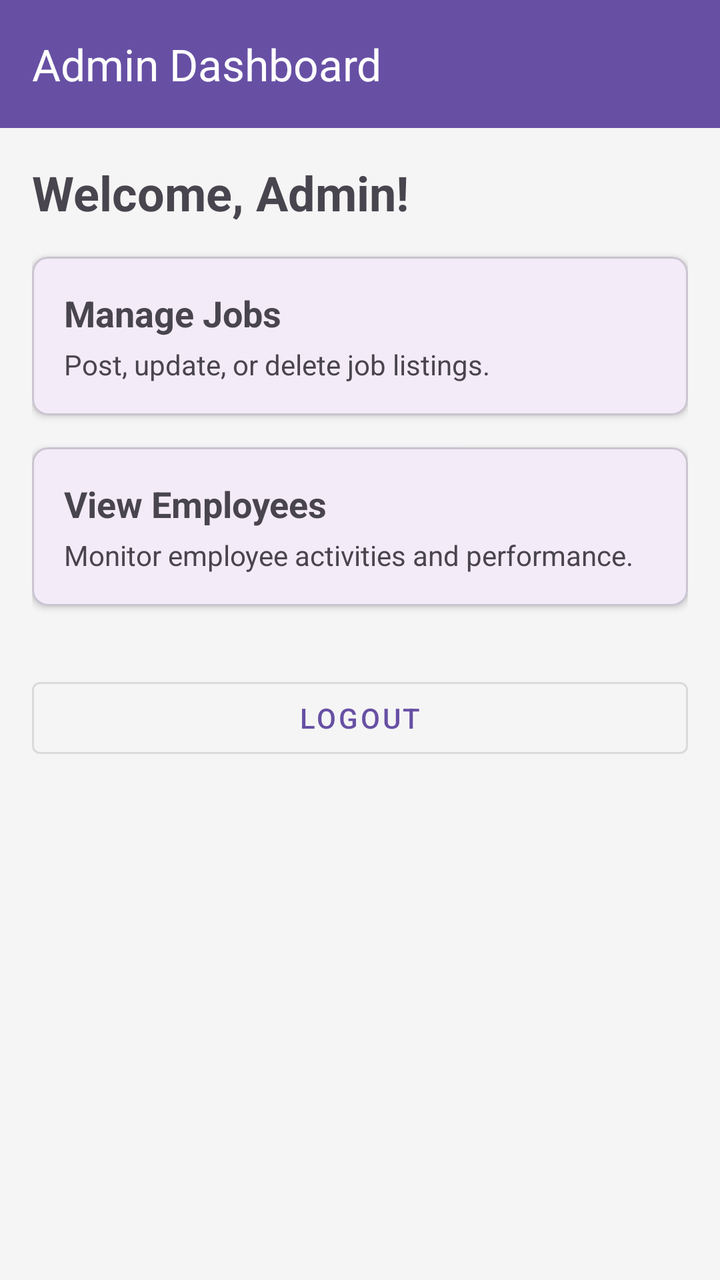
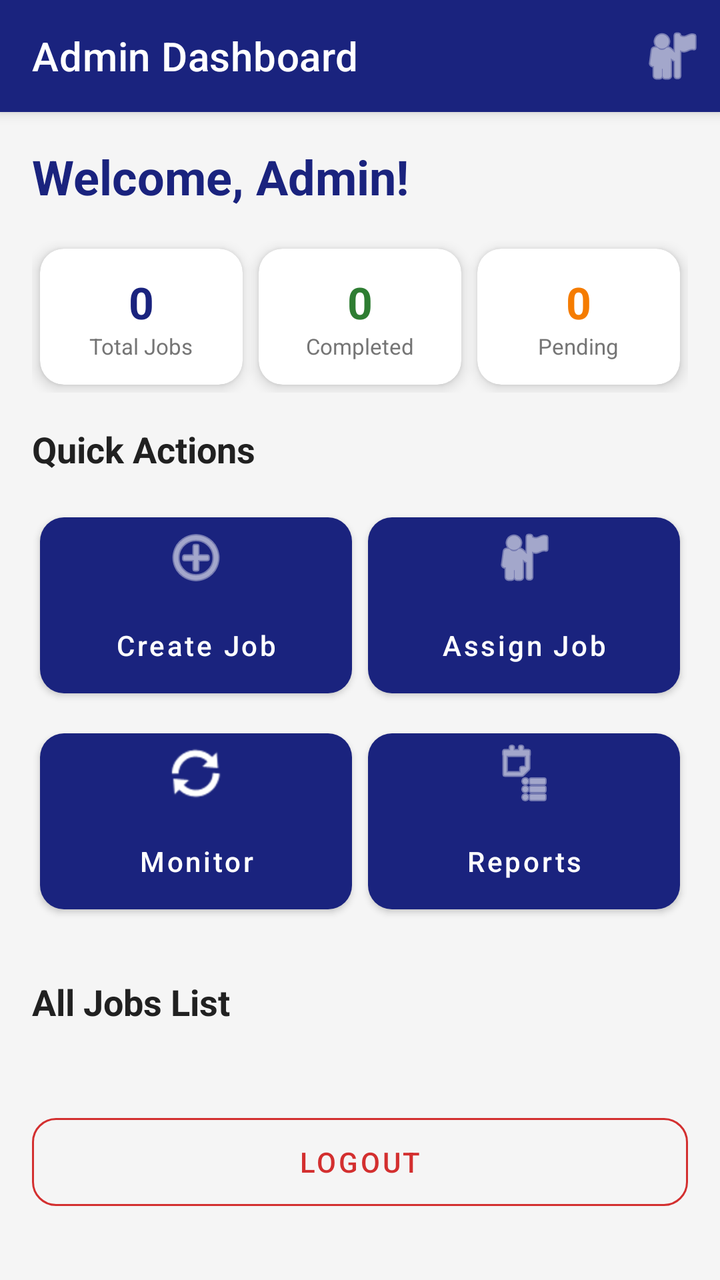

The first picture is an Android layout as it rendered before a commit; the second is the same layout after the commit. The layout source and the unified diff follow.
<!-- AndroidManifest.xml: application theme Theme.JobManagementSystem -->
<!-- res/layout/activity_admin_dashboard.xml -->
<?xml version="1.0" encoding="utf-8"?>
<androidx.coordinatorlayout.widget.CoordinatorLayout xmlns:android="http://schemas.android.com/apk/res/android"
    xmlns:app="http://schemas.android.com/apk/res-auto"
    android:layout_width="match_parent"
    android:layout_height="match_parent"
    android:background="#F5F5F5">

    <com.google.android.material.appbar.AppBarLayout
        android:layout_width="match_parent"
        android:layout_height="wrap_content">

        <com.google.android.material.appbar.MaterialToolbar
            android:id="@+id/toolbar"
            android:layout_width="match_parent"
            android:layout_height="?attr/actionBarSize"
            android:background="?attr/colorPrimary"
            app:title="Admin Dashboard"
            app:titleTextColor="@color/white" />

    </com.google.android.material.appbar.AppBarLayout>

    <LinearLayout
        android:layout_width="match_parent"
        android:layout_height="match_parent"
        android:orientation="vertical"
        android:padding="16dp"
        app:layout_behavior="@string/appbar_scrolling_view_behavior">

        <TextView
            android:layout_width="wrap_content"
            android:layout_height="wrap_content"
            android:text="Welcome, Admin!"
            android:textSize="24sp"
            android:textStyle="bold"
            android:layout_marginBottom="16dp" />

        <com.google.android.material.card.MaterialCardView
            android:layout_width="match_parent"
            android:layout_height="wrap_content"
            app:cardCornerRadius="8dp"
            app:cardElevation="2dp"
            android:layout_marginBottom="16dp">
            <LinearLayout
                android:layout_width="match_parent"
                android:layout_height="wrap_content"
                android:orientation="vertical"
                android:padding="16dp">
                <TextView
                    android:layout_width="wrap_content"
                    android:layout_height="wrap_content"
                    android:text="Manage Jobs"
                    android:textSize="18sp"
                    android:textStyle="bold" />
                <TextView
                    android:layout_width="wrap_content"
                    android:layout_height="wrap_content"
                    android:text="Post, update, or delete job listings."
                    android:layout_marginTop="4dp" />
            </LinearLayout>
        </com.google.android.material.card.MaterialCardView>

        <com.google.android.material.card.MaterialCardView
            android:layout_width="match_parent"
            android:layout_height="wrap_content"
            app:cardCornerRadius="8dp"
            app:cardElevation="2dp"
            android:layout_marginBottom="16dp">
            <LinearLayout
                android:layout_width="match_parent"
                android:layout_height="wrap_content"
                android:orientation="vertical"
                android:padding="16dp">
                <TextView
                    android:layout_width="wrap_content"
                    android:layout_height="wrap_content"
                    android:text="View Employees"
                    android:textSize="18sp"
                    android:textStyle="bold" />
                <TextView
                    android:layout_width="wrap_content"
                    android:layout_height="wrap_content"
                    android:text="Monitor employee activities and performance."
                    android:layout_marginTop="4dp" />
            </LinearLayout>
        </com.google.android.material.card.MaterialCardView>

        <com.google.android.material.button.MaterialButton
            android:id="@+id/btnLogoutAdmin"
            style="@style/Widget.MaterialComponents.Button.OutlinedButton"
            android:layout_width="match_parent"
            android:layout_height="wrap_content"
            android:text="Logout"
            android:layout_marginTop="16dp" />

    </LinearLayout>

</androidx.coordinatorlayout.widget.CoordinatorLayout>
<!-- resources referenced by this layout -->
<resources>
  <color name="white">#FFFFFFFF</color>
  <style name="Theme.JobManagementSystem" parent="Base.Theme.JobManagementSystem" />
  <style name="Base.Theme.JobManagementSystem" parent="Theme.Material3.DayNight.NoActionBar">
          
          
      </style>
</resources>

<!-- the commit's change to res/layout/activity_admin_dashboard.xml (unified diff, before → after) -->
@@ -1,9 +1,10 @@
 <?xml version="1.0" encoding="utf-8"?>
 <androidx.coordinatorlayout.widget.CoordinatorLayout xmlns:android="http://schemas.android.com/apk/res/android"
     xmlns:app="http://schemas.android.com/apk/res-auto"
+    xmlns:tools="http://schemas.android.com/tools"
     android:layout_width="match_parent"
     android:layout_height="match_parent"
-    android:background="#F5F5F5">
+    android:background="@color/background_light">
 
     <com.google.android.material.appbar.AppBarLayout
         android:layout_width="match_parent"
@@ -13,85 +14,429 @@
             android:id="@+id/toolbar"
             android:layout_width="match_parent"
             android:layout_height="?attr/actionBarSize"
-            android:background="?attr/colorPrimary"
+            android:background="@color/primary_blue"
             app:title="Admin Dashboard"
-            app:titleTextColor="@color/white" />
+            app:titleTextColor="@color/white">
+            <ImageButton
+                android:id="@+id/btnAdminProfile"
+                android:layout_width="48dp"
+                android:layout_height="48dp"
+                android:layout_gravity="end"
+                android:background="?attr/selectableItemBackgroundBorderless"
+                android:src="@android:drawable/ic_menu_myplaces"
+                app:tint="@color/white"
+                android:contentDescription="Profile" />
+        </com.google.android.material.appbar.MaterialToolbar>
 
     </com.google.android.material.appbar.AppBarLayout>
+
+    <androidx.core.widget.NestedScrollView
+        android:layout_width="match_parent"
+        android:layout_height="match_parent"
+        app:layout_behavior="@string/appbar_scrolling_view_behavior">
+
+        <LinearLayout
+            android:layout_width="match_parent"
+            android:layout_height="wrap_content"
+            android:orientation="vertical"
+            android:padding="16dp">
+
+            <TextView
+                android:layout_width="wrap_content"
+                android:layout_height="wrap_content"
+                android:text="Welcome, Admin!"
+                android:textSize="24sp"
+                android:textStyle="bold"
+                android:textColor="@color/primary_blue"
+                android:layout_marginBottom="16dp" />
+
+            
+            <GridLayout
+                android:layout_width="match_parent"
+                android:layout_height="wrap_content"
+                android:columnCount="3"
+                android:alignmentMode="alignMargins"
+                android:layout_marginBottom="16dp">
+
+                <com.google.android.material.card.MaterialCardView
+                    android:layout_width="0dp"
+                    android:layout_height="wrap_content"
+                    android:layout_columnWeight="1"
+                    android:layout_margin="4dp"
+                    app:cardCornerRadius="12dp"
+                    app:cardElevation="4dp"
+                    app:cardBackgroundColor="@color/white">
+                    <LinearLayout
+                        android:layout_width="match_parent"
+                        android:layout_height="wrap_content"
+                        android:orientation="vertical"
+                        android:padding="12dp"
+                        android:gravity="center">
+                        <TextView
+                            android:id="@+id/tvTotalJobsCount"
+                            android:layout_width="wrap_content"
+                            android:layout_height="wrap_content"
+                            android:text="0"
+                            android:textSize="22sp"
+                            android:textStyle="bold"
+                            android:textColor="@color/primary_blue" />
+                        <TextView
+                            android:layout_width="wrap_content"
+                            android:layout_height="wrap_content"
+                            android:text="Total Jobs"
+                            android:textSize="11sp"
+                            android:textColor="@color/text_secondary" />
+                    </LinearLayout>
+                </com.google.android.material.card.MaterialCardView>
+
+                <com.google.android.material.card.MaterialCardView
+                    android:layout_width="0dp"
+                    android:layout_height="wrap_content"
+                    android:layout_columnWeight="1"
+                    android:layout_margin="4dp"
+                    app:cardCornerRadius="12dp"
+                    app:cardElevation="4dp"
+                    app:cardBackgroundColor="@color/white">
+                    <LinearLayout
+                        android:layout_width="match_parent"
+                        android:layout_height="wrap_content"
+                        android:orientation="vertical"
+                        android:padding="12dp"
+                        android:gravity="center">
+                        <TextView
+                            android:id="@+id/tvCompletedJobsCount"
+                            android:layout_width="wrap_content"
+                            android:layout_height="wrap_content"
+                            android:text="0"
+                            android:textSize="22sp"
+                            android:textStyle="bold"
+                            android:textColor="#2E7D32" />
+                        <TextView
+                            android:layout_width="wrap_content"
+                            android:layout_height="wrap_content"
+                            android:text="Completed"
+                            android:textSize="11sp"
+                            android:textColor="@color/text_secondary" />
+                    </LinearLayout>
+                </com.google.android.material.card.MaterialCardView>
+
+                <com.google.android.material.card.MaterialCardView
+                    android:layout_width="0dp"
+                    android:layout_height="wrap_content"
+                    android:layout_columnWeight="1"
+                    android:layout_margin="4dp"
+                    app:cardCornerRadius="12dp"
+                    app:cardElevation="4dp"
+                    app:cardBackgroundColor="@color/white">
+                    <LinearLayout
+                        android:layout_width="match_parent"
+                        android:layout_height="wrap_content"
+                        android:orientation="vertical"
+                        android:padding="12dp"
+                        android:gravity="center">
+                        <TextView
+                            android:id="@+id/tvPendingJobsCount"
+                            android:layout_width="wrap_content"
+                            android:layout_height="wrap_content"
+                            android:text="0"
+                            android:textSize="22sp"
+                            android:textStyle="bold"
+                            android:textColor="#F57C00" />
+                        <TextView
+                            android:layout_width="wrap_content"
+                            android:layout_height="wrap_content"
+                            android:text="Pending"
+                            android:textSize="11sp"
+                            android:textColor="@color/text_secondary" />
+                    </LinearLayout>
+                </com.google.android.material.card.MaterialCardView>
+
+            </GridLayout>
+
+            <TextView
+                android:layout_width="wrap_content"
+                android:layout_height="wrap_content"
+                android:text="Quick Actions"
+                android:textSize="18sp"
+                android:textStyle="bold"
+                android:textColor="@color/text_primary"
+                android:layout_marginBottom="12dp" />
+
+            
+            <GridLayout
+                android:layout_width="match_parent"
+                android:layout_height="wrap_content"
+                android:columnCount="2"
+                android:alignmentMode="alignMargins"
+                android:columnOrderPreserved="false"
+                android:layout_marginBottom="24dp">
+
+                <com.google.android.material.button.MaterialButton
+                    android:id="@+id/btnAdminCreateJob"
+                    style="@style/Widget.MaterialComponents.Button"
+                    android:layout_width="0dp"
+                    android:layout_height="100dp"
+                    android:layout_columnWeight="1"
+                    android:layout_margin="4dp"
+                    android:text="Create Job"
+                    android:textColor="@color/white"
+                    android:textAllCaps="false"
+                    app:icon="@android:drawable/ic_menu_add"
+                    app:iconGravity="top"
+                    app:cornerRadius="12dp" />
+
+                <com.google.android.material.button.MaterialButton
+                    android:id="@+id/btnAssignJob"
+                    style="@style/Widget.MaterialComponents.Button"
+                    android:layout_width="0dp"
+                    android:layout_height="100dp"
+                    android:layout_columnWeight="1"
+                    android:layout_margin="4dp"
+                    android:text="Assign Job"
+                    android:textColor="@color/white"
+                    android:textAllCaps="false"
+                    app:icon="@android:drawable/ic_menu_myplaces"
+                    app:iconGravity="top"
+                    app:cornerRadius="12dp" />
+
+                <com.google.android.material.button.MaterialButton
+                    android:id="@+id/btnMonitorProgress"
+                    style="@style/Widget.MaterialComponents.Button"
+                    android:layout_width="0dp"
+                    android:layout_height="100dp"
+                    android:layout_columnWeight="1"
+                    android:layout_margin="4dp"
+                    android:text="Monitor"
+                    android:textColor="@color/white"
+                    android:textAllCaps="false"
+                    app:icon="@android:drawable/ic_popup_sync"
+                    app:iconGravity="top"
+                    app:cornerRadius="12dp" />
+
+                <com.google.android.material.button.MaterialButton
+                    android:id="@+id/btnViewReports"
+                    style="@style/Widget.MaterialComponents.Button"
+                    android:layout_width="0dp"
+                    android:layout_height="100dp"
+                    android:layout_columnWeight="1"
+                    android:layout_margin="4dp"
+                    android:text="Reports"
+                    android:textColor="@color/white"
+                    android:textAllCaps="false"
+                    app:icon="@android:drawable/ic_menu_agenda"
+                    app:iconGravity="top"
+                    app:cornerRadius="12dp" />
+
+            </GridLayout>
+
+            <TextView
+                android:layout_width="wrap_content"
+                android:layout_height="wrap_content"
+                android:text="All Jobs List"
+                android:textSize="18sp"
+                android:textStyle="bold"
+                android:textColor="@color/text_primary"
+                android:layout_marginBottom="8dp" />
+
+            <androidx.recyclerview.widget.RecyclerView
+                android:id="@+id/rvAdminJobs"
+                android:layout_width="match_parent"
+                android:layout_height="wrap_content"
+                android:nestedScrollingEnabled="false"
+                tools:listitem="@layout/item_job" />
+
+            <com.google.android.material.button.MaterialButton
+                android:id="@+id/btnLogoutAdmin"
+                style="@style/Widget.MaterialComponents.Button.OutlinedButton"
+                android:layout_width="match_parent"
+                android:layout_height="56dp"
+                android:text="Logout"
+                android:textColor="@color/error_red"
+                android:layout_marginTop="32dp"
+                app:strokeColor="@color/error_red"
+                app:cornerRadius="12dp" />
+
+        </LinearLayout>
+    </androidx.core.widget.NestedScrollView>
+
+</androidx.coordinatorlayout.widget.CoordinatorLayout>
+<!-- res/layout/item_job.xml (included above) -->
+<?xml version="1.0" encoding="utf-8"?>
+<com.google.android.material.card.MaterialCardView xmlns:android="http://schemas.android.com/apk/res/android"
+    xmlns:app="http://schemas.android.com/apk/res-auto"
+    android:layout_width="match_parent"
+    android:layout_height="wrap_content"
+    android:layout_marginHorizontal="16dp"
+    android:layout_marginVertical="8dp"
+    app:cardCornerRadius="12dp"
+    app:cardElevation="3dp"
+    app:cardBackgroundColor="@color/white"
+    app:strokeWidth="1dp"
+    app:strokeColor="#E0E0E0">
 
     <LinearLayout
         android:layout_width="match_parent"
-        android:layout_height="match_parent"
+        android:layout_height="wrap_content"
         android:orientation="vertical"
-        android:padding="16dp"
-        app:layout_behavior="@string/appbar_scrolling_view_behavior">
+        android:padding="16dp">
+
+        <LinearLayout
+            android:layout_width="match_parent"
+            android:layout_height="wrap_content"
+            android:orientation="horizontal"
+            android:gravity="center_vertical"
+            android:layout_marginBottom="4dp">
+
+            <TextView
+                android:id="@+id/tvJobTitle"
+                android:layout_width="0dp"
+                android:layout_height="wrap_content"
+                android:layout_weight="1"
+                android:text="Job Title"
+                android:textSize="18sp"
+                android:textStyle="bold"
+                android:textColor="@color/primary_blue" />
+
+            <TextView
+                android:id="@+id/tvJobStatus"
+                android:layout_width="wrap_content"
+                android:layout_height="wrap_content"
+                android:text="In Progress"
+                android:textSize="11sp"
+                android:textStyle="bold"
+                android:paddingHorizontal="10dp"
+                android:paddingVertical="4dp"
+                android:background="@drawable/bg_status_progress"
+                android:textColor="@color/white" />
+
+            <ImageButton
+                android:id="@+id/btnDeleteJob"
+                android:layout_width="32dp"
+                android:layout_height="32dp"
+                android:layout_marginStart="8dp"
+                android:background="?attr/selectableItemBackgroundBorderless"
+                android:src="@android:drawable/ic_menu_delete"
+                app:tint="#FF8A80"
+                android:contentDescription="Delete Job"
+                android:visibility="gone" />
+        </LinearLayout>
 
         <TextView
+            android:id="@+id/tvJobDesc"
+            android:layout_width="match_parent"
+            android:layout_height="wrap_content"
+            android:text="Job Description here..."
+            android:textColor="@color/text_secondary"
+            android:textSize="14sp"
+            android:layout_marginBottom="4dp" />
+
+        <TextView
+            android:id="@+id/tvLocation"
+            android:layout_width="match_parent"
+            android:layout_height="wrap_content"
+            android:text="Location: N/A"
+            android:textColor="@color/text_primary"
+            android:textSize="13sp"
+            android:layout_marginBottom="8dp" />
+
+        <LinearLayout
+            android:layout_width="match_parent"
+            android:layout_height="wrap_content"
+            android:orientation="horizontal"
+            android:gravity="center_vertical"
+            android:layout_marginBottom="4dp">
+
+            <TextView
+                android:id="@+id/tvPriority"
+                android:layout_width="wrap_content"
+                android:layout_height="wrap_content"
+                android:text="Medium"
+                android:textSize="11sp"
+                android:textStyle="bold"
+                android:paddingHorizontal="10dp"
+                android:paddingVertical="4dp"
+                android:background="@drawable/bg_status_progress"
+                android:textColor="@color/white"
+                android:layout_marginEnd="12dp" />
+
+            <TextView
+                android:id="@+id/tvDeadline"
+                android:layout_width="wrap_content"
+                android:layout_height="wrap_content"
+                android:text="Deadline: 2026-6-20"
+                android:textSize="13sp"
+                android:textColor="@color/error_red" />
+        </LinearLayout>
+
+        <TextView
+            android:id="@+id/tvAssignedTo"
             android:layout_width="wrap_content"
             android:layout_height="wrap_content"
-            android:text="Welcome, Admin!"
-            android:textSize="24sp"
-            android:textStyle="bold"
-            android:layout_marginBottom="16dp" />
-
-        <com.google.android.material.card.MaterialCardView
-            android:layout_width="match_parent"
-            android:layout_height="wrap_content"
-            app:cardCornerRadius="8dp"
-            app:cardElevation="2dp"
-            android:layout_marginBottom="16dp">
-            <LinearLayout
-                android:layout_width="match_parent"
-                android:layout_height="wrap_content"
-                android:orientation="vertical"
-                android:padding="16dp">
-                <TextView
-                    android:layout_width="wrap_content"
-                    android:layout_height="wrap_content"
-                    android:text="Manage Jobs"
-                    android:textSize="18sp"
-                    android:textStyle="bold" />
-                <TextView
-                    android:layout_width="wrap_content"
-                    android:layout_height="wrap_content"
-                    android:text="Post, update, or delete job listings."
-                    android:layout_marginTop="4dp" />
-            </LinearLayout>
-        </com.google.android.material.card.MaterialCardView>
-
-        <com.google.android.material.card.MaterialCardView
-            android:layout_width="match_parent"
-            android:layout_height="wrap_content"
-            app:cardCornerRadius="8dp"
-            app:cardElevation="2dp"
-            android:layout_marginBottom="16dp">
-            <LinearLayout
-                android:layout_width="match_parent"
-                android:layout_height="wrap_content"
-                android:orientation="vertical"
-                android:padding="16dp">
-                <TextView
-                    android:layout_width="wrap_content"
-                    android:layout_height="wrap_content"
-                    android:text="View Employees"
-                    android:textSize="18sp"
-                    android:textStyle="bold" />
-                <TextView
-                    android:layout_width="wrap_content"
-                    android:layout_height="wrap_content"
-                    android:text="Monitor employee activities and performance."
-                    android:layout_marginTop="4dp" />
-            </LinearLayout>
-        </com.google.android.material.card.MaterialCardView>
-
-        <com.google.android.material.button.MaterialButton
-            android:id="@+id/btnLogoutAdmin"
-            style="@style/Widget.MaterialComponents.Button.OutlinedButton"
-            android:layout_width="match_parent"
-            android:layout_height="wrap_content"
-            android:text="Logout"
-            android:layout_marginTop="16dp" />
+            android:text="Worker: saba"
+            android:textSize="13sp"
+            android:textColor="@color/text_primary"
+            android:layout_marginBottom="8dp" />
+
+        <TextView
+            android:id="@+id/tvProgressText"
+            android:layout_width="wrap_content"
+            android:layout_height="wrap_content"
+            android:text="Progress: 0%"
+            android:textSize="11sp"
+            android:textColor="#BDBDBD"
+            android:layout_marginBottom="4dp" />
+
+        <ProgressBar
+            android:id="@+id/pbJobProgress"
+            style="@style/Widget.AppCompat.ProgressBar.Horizontal"
+            android:layout_width="match_parent"
+            android:layout_height="4dp"
+            android:progress="0"
+            android:progressDrawable="@drawable/bg_status_progress"
+            android:layout_marginBottom="12dp" />
+
+        <LinearLayout
+            android:id="@+id/llEmployeeActions"
+            android:layout_width="match_parent"
+            android:layout_height="wrap_content"
+            android:orientation="horizontal"
+            android:gravity="end"
+            android:visibility="gone">
+
+            <com.google.android.material.button.MaterialButton
+                android:id="@+id/btnStartJobItem"
+                style="@style/Widget.MaterialComponents.Button.TextButton"
+                android:layout_width="wrap_content"
+                android:layout_height="wrap_content"
+                android:text="START"
+                android:textSize="12sp"
+                android:textColor="#2196F3"
+                android:visibility="gone" />
+
+            <com.google.android.material.button.MaterialButton
+                android:id="@+id/btnUpdateProgressItem"
+                style="@style/Widget.MaterialComponents.Button.TextButton"
+                android:layout_width="wrap_content"
+                android:layout_height="wrap_content"
+                android:text="UPDATE"
+                android:textSize="12sp"
+                android:textColor="#7E57C2"
+                android:visibility="gone" />
+
+            <com.google.android.material.button.MaterialButton
+                android:id="@+id/btnCompleteJobItem"
+                style="@style/Widget.MaterialComponents.Button.TextButton"
+                android:layout_width="wrap_content"
+                android:layout_height="wrap_content"
+                android:text="COMPLETE"
+                android:textSize="12sp"
+                android:textColor="#2E7D32"
+                android:visibility="gone" />
+        </LinearLayout>
+
+        
+        <LinearLayout android:id="@+id/llProgressArea" android:layout_width="0dp" android:layout_height="0dp" android:visibility="gone" />
+        <ImageView android:id="@+id/ivJobImage" android:layout_width="0dp" android:layout_height="0dp" android:visibility="gone" />
 
     </LinearLayout>
-
-</androidx.coordinatorlayout.widget.CoordinatorLayout>
+</com.google.android.material.card.MaterialCardView>
<!-- resource entries referenced after the edit -->
@@ -1,10 +1,35 @@
 <!-- resources referenced by this layout -->
 <resources>
-  <color name="white">#FFFFFFFF</color>
+  <color name="background_light">#F5F5F5</color>
+  <color name="error_red">#D32F2F</color>
+  <color name="primary_blue">#1A237E</color>
+  <color name="text_primary">#212121</color>
+  <color name="text_secondary">#757575</color>
+  <color name="white">#FFFFFF</color>
+  <!-- drawable bg_status_progress (drawable) -->
+  <?xml version="1.0" encoding="utf-8"?>
+  <shape xmlns:android="http://schemas.android.com/apk/res/android">
+      <solid android:color="#1976D2"/>
+      <corners android:radius="16dp"/>
+  </shape>
   <style name="Theme.JobManagementSystem" parent="Base.Theme.JobManagementSystem" />
-  <style name="Base.Theme.JobManagementSystem" parent="Theme.Material3.DayNight.NoActionBar">
+  <style name="Base.Theme.JobManagementSystem" parent="Theme.MaterialComponents.DayNight.NoActionBar">
           
+          <item name="colorPrimary">@color/primary_blue</item>
+          <item name="colorPrimaryVariant">@color/primary_blue</item>
+          <item name="colorOnPrimary">@color/white</item>
           
+          <item name="colorSecondary">@color/secondary_blue</item>
+          <item name="colorSecondaryVariant">@color/secondary_blue</item>
+          <item name="colorOnSecondary">@color/white</item>
+          
+          <item name="android:statusBarColor">@color/primary_blue</item>
+          
+          <item name="android:textColorPrimary">@color/black</item>
+          <item name="android:textColorSecondary">@color/text_secondary</item>
+          <item name="editTextStyle">@style/Widget.MaterialComponents.TextInputLayout.OutlinedBox</item>
       </style>
+  <color name="secondary_blue">#3F51B5</color>
+  <color name="black">#121212</color>
 </resources>
 
